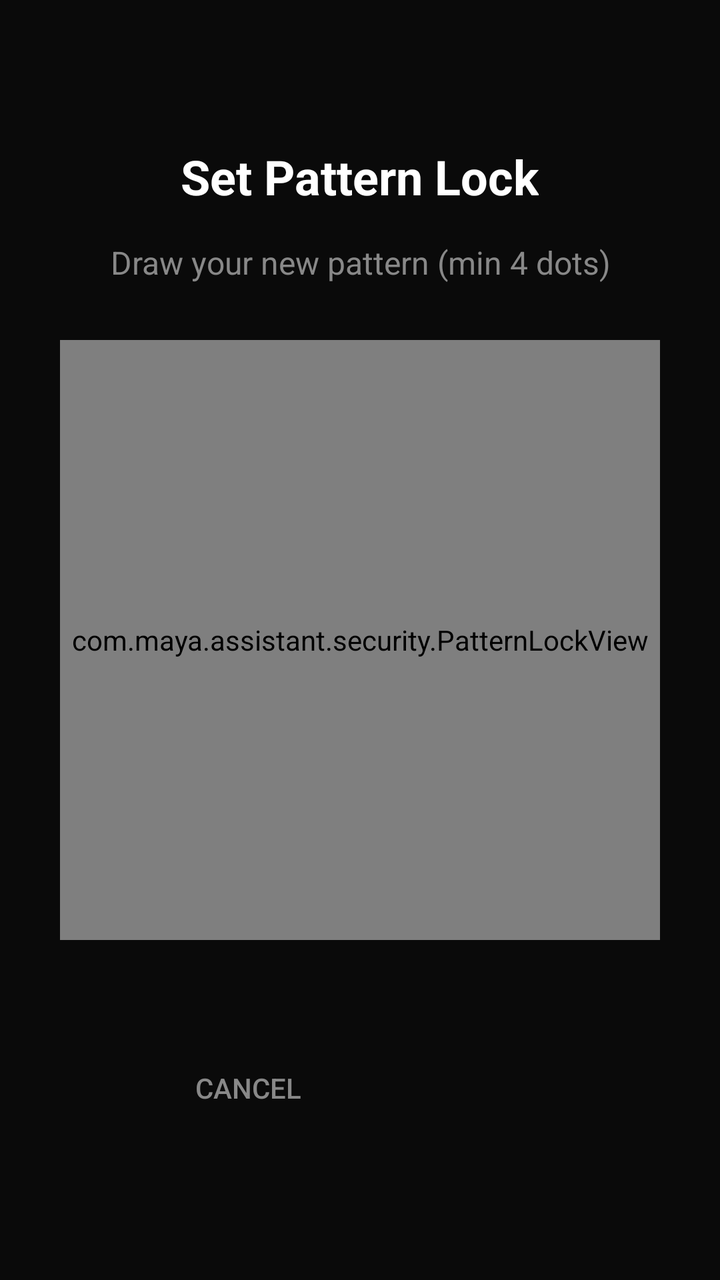
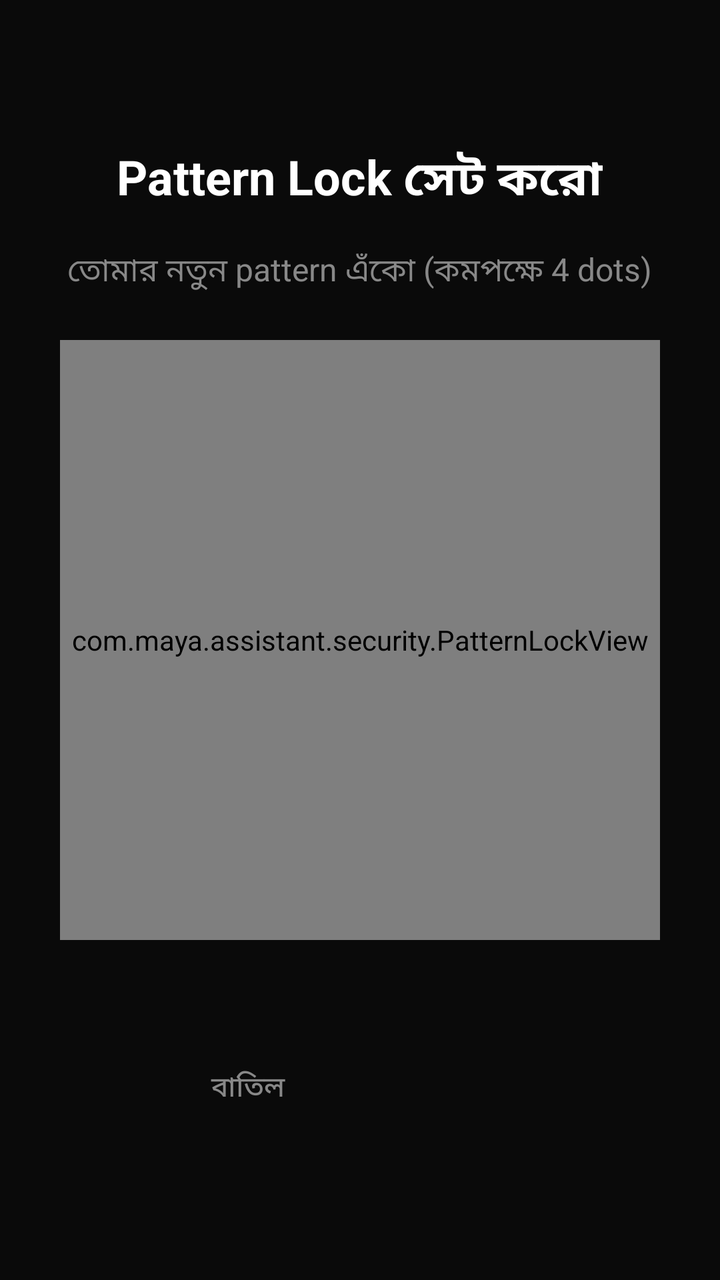

The first picture is an Android layout as it rendered before a commit; the second is the same layout after the commit. The layout source and the unified diff follow.
<!-- AndroidManifest.xml: application theme Theme.Maya -->
<!-- res/layout/activity_pattern_setup.xml -->
<?xml version="1.0" encoding="utf-8"?>
<RelativeLayout xmlns:android="http://schemas.android.com/apk/res/android"
    android:layout_width="match_parent"
    android:layout_height="match_parent"
    android:background="#0A0A0A"
    android:padding="24dp">

    <TextView
        android:id="@+id/titleText"
        android:layout_width="wrap_content"
        android:layout_height="wrap_content"
        android:text="Set Pattern Lock"
        android:textColor="#FFFFFF"
        android:textSize="24sp"
        android:textStyle="bold"
        android:layout_centerHorizontal="true"
        android:layout_marginTop="48dp"/>

    <TextView
        android:id="@+id/instructionText"
        android:layout_width="wrap_content"
        android:layout_height="wrap_content"
        android:text="Draw your new pattern (min 4 dots)"
        android:textColor="#888888"
        android:textSize="16sp"
        android:layout_below="@id/titleText"
        android:layout_centerHorizontal="true"
        android:layout_marginTop="16dp"
        android:textAlignment="center"/>

    <com.maya.assistant.security.PatternLockView
        android:id="@+id/patternLockView"
        android:layout_width="300dp"
        android:layout_height="300dp"
        android:layout_centerInParent="true"/>

    <LinearLayout
        android:layout_width="wrap_content"
        android:layout_height="wrap_content"
        android:orientation="horizontal"
        android:layout_alignParentBottom="true"
        android:layout_centerHorizontal="true"
        android:layout_marginBottom="48dp">

        <Button
            android:id="@+id/cancelBtn"
            android:layout_width="wrap_content"
            android:layout_height="wrap_content"
            android:text="Cancel"
            android:textColor="#888888"
            style="@style/Widget.AppCompat.Button.Borderless"
            android:layout_marginEnd="24dp"/>

        <Button
            android:id="@+id/retryBtn"
            android:layout_width="wrap_content"
            android:layout_height="wrap_content"
            android:text="Reset"
            android:textColor="#FF1744"
            style="@style/Widget.AppCompat.Button.Borderless"
            android:visibility="invisible"/>

    </LinearLayout>

</RelativeLayout>
<!-- resources referenced by this layout -->
<resources>
  <style name="Theme.Maya" parent="Theme.AppCompat.NoActionBar">
          <item name="android:windowBackground">@color/myra_dark</item>
          <item name="android:statusBarColor">@android:color/transparent</item>
          <item name="android:navigationBarColor">@color/myra_dark</item>
          <item name="colorPrimary">@color/myra_red</item>
          <item name="colorPrimaryDark">@color/myra_red_dark</item>
          <item name="colorAccent">@color/myra_purple</item>
          <item name="android:windowTranslucentStatus">true</item>
          <item name="android:windowDrawsSystemBarBackgrounds">true</item>
          <item name="android:textColorPrimary">@color/myra_text</item>
          <item name="android:textColorHint">@color/myra_hint</item>
          <item name="editTextColor">@color/myra_text</item>
          <item name="colorControlActivated">@color/myra_cyan</item>
          <item name="colorControlHighlight">@color/myra_glow_cyan</item>
      </style>
  <color name="myra_dark">#040408</color>
  <color name="myra_red">#FF1744</color>
  <color name="myra_red_dark">#B71C1C</color>
  <color name="myra_purple">#D500F9</color>
  <color name="myra_text">#E8E8FF</color>
  <color name="myra_hint">#444466</color>
  <color name="myra_cyan">#00E5FF</color>
  <color name="myra_glow_cyan">#4400E5FF</color>
</resources>

<!-- the commit's change to res/layout/activity_pattern_setup.xml (unified diff, before → after) -->
@@ -9,7 +9,7 @@
         android:id="@+id/titleText"
         android:layout_width="wrap_content"
         android:layout_height="wrap_content"
-        android:text="Set Pattern Lock"
+        android:text="Pattern Lock সেট করো"
         android:textColor="#FFFFFF"
         android:textSize="24sp"
         android:textStyle="bold"
@@ -20,7 +20,7 @@
         android:id="@+id/instructionText"
         android:layout_width="wrap_content"
         android:layout_height="wrap_content"
-        android:text="Draw your new pattern (min 4 dots)"
+        android:text="তোমার নতুন pattern এঁকো (কমপক্ষে 4 dots)"
         android:textColor="#888888"
         android:textSize="16sp"
         android:layout_below="@id/titleText"
@@ -46,7 +46,7 @@
             android:id="@+id/cancelBtn"
             android:layout_width="wrap_content"
             android:layout_height="wrap_content"
-            android:text="Cancel"
+            android:text="বাতিল"
             android:textColor="#888888"
             style="@style/Widget.AppCompat.Button.Borderless"
             android:layout_marginEnd="24dp"/>
@@ -55,7 +55,7 @@
             android:id="@+id/retryBtn"
             android:layout_width="wrap_content"
             android:layout_height="wrap_content"
-            android:text="Reset"
+            android:text="রিসেট"
             android:textColor="#FF1744"
             style="@style/Widget.AppCompat.Button.Borderless"
             android:visibility="invisible"/>
<!-- resource entries referenced after the edit -->
@@ -1,27 +1,27 @@
 <!-- resources referenced by this layout -->
 <resources>
   <style name="Theme.Maya" parent="Theme.AppCompat.NoActionBar">
-          <item name="android:windowBackground">@color/myra_dark</item>
+          <item name="android:windowBackground">@color/maya_dark</item>
           <item name="android:statusBarColor">@android:color/transparent</item>
-          <item name="android:navigationBarColor">@color/myra_dark</item>
-          <item name="colorPrimary">@color/myra_red</item>
-          <item name="colorPrimaryDark">@color/myra_red_dark</item>
-          <item name="colorAccent">@color/myra_purple</item>
+          <item name="android:navigationBarColor">@color/maya_dark</item>
+          <item name="colorPrimary">@color/maya_red</item>
+          <item name="colorPrimaryDark">@color/maya_red_dark</item>
+          <item name="colorAccent">@color/maya_purple</item>
           <item name="android:windowTranslucentStatus">true</item>
           <item name="android:windowDrawsSystemBarBackgrounds">true</item>
-          <item name="android:textColorPrimary">@color/myra_text</item>
-          <item name="android:textColorHint">@color/myra_hint</item>
-          <item name="editTextColor">@color/myra_text</item>
-          <item name="colorControlActivated">@color/myra_cyan</item>
-          <item name="colorControlHighlight">@color/myra_glow_cyan</item>
+          <item name="android:textColorPrimary">@color/maya_text</item>
+          <item name="android:textColorHint">@color/maya_hint</item>
+          <item name="editTextColor">@color/maya_text</item>
+          <item name="colorControlActivated">@color/maya_cyan</item>
+          <item name="colorControlHighlight">@color/maya_glow_cyan</item>
       </style>
-  <color name="myra_dark">#040408</color>
-  <color name="myra_red">#FF1744</color>
-  <color name="myra_red_dark">#B71C1C</color>
-  <color name="myra_purple">#D500F9</color>
-  <color name="myra_text">#E8E8FF</color>
-  <color name="myra_hint">#444466</color>
-  <color name="myra_cyan">#00E5FF</color>
-  <color name="myra_glow_cyan">#4400E5FF</color>
+  <color name="maya_dark">#040408</color>
+  <color name="maya_red">#FF1744</color>
+  <color name="maya_red_dark">#B71C1C</color>
+  <color name="maya_purple">#D500F9</color>
+  <color name="maya_text">#E8E8FF</color>
+  <color name="maya_hint">#444466</color>
+  <color name="maya_cyan">#00E5FF</color>
+  <color name="maya_glow_cyan">#4400E5FF</color>
 </resources>
 
